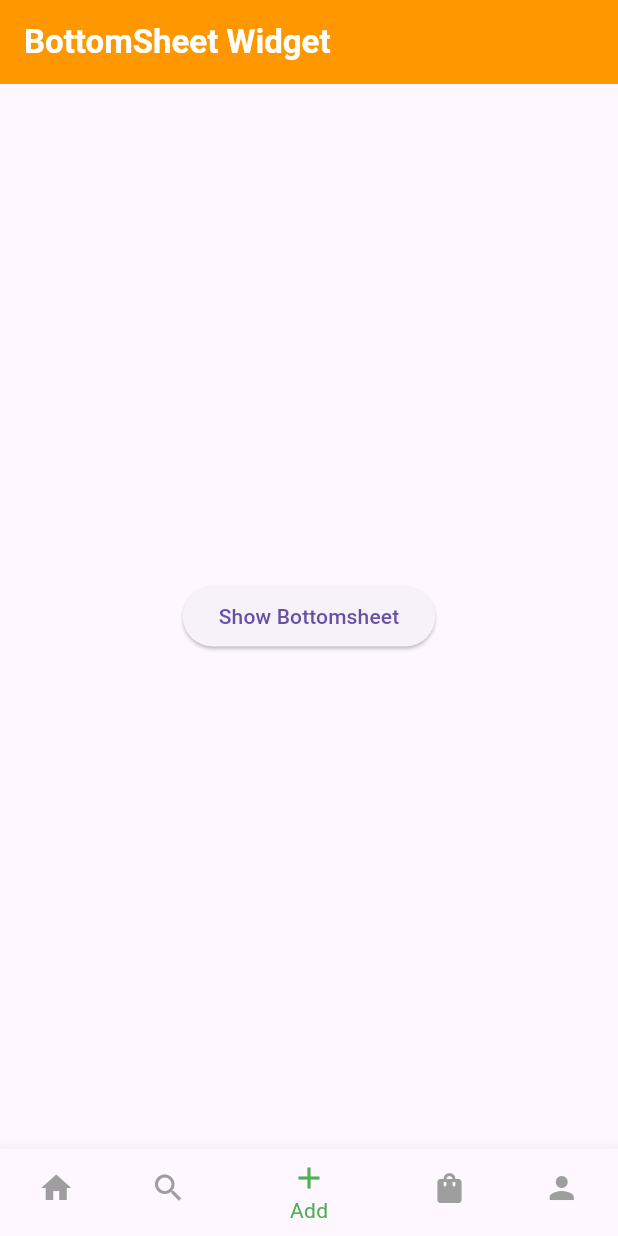
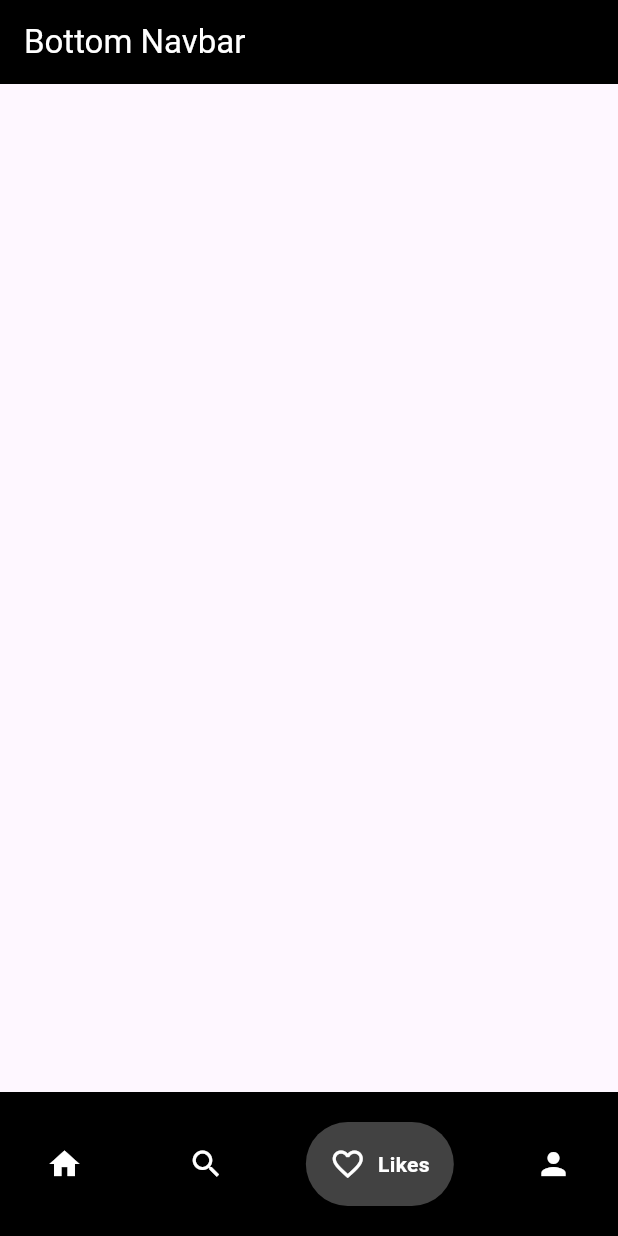
Before and after one commit to bajuddin15/30DaysOfFlutter, a Flutter app: the screen it shows after launch, item 3 of the bottom bar chosen, on a phone screen of 412 x 824 dp. Run offline on Flutter 3.47's test engine with Material 3 defaults, Android fonts, the phone set to English and light mode, and no system bars; drawn by our look-alikes of google_nav_bar.

Commit message:
google navigation bottom

```diff
--- a/lib/main.dart
+++ b/lib/main.dart
@@ -10,6 +10,7 @@ import 'package:flutter_learn/30DaysConcepts/image.dart';
 import 'package:flutter_learn/30DaysConcepts/list_grid.dart';
 import 'package:flutter_learn/30DaysConcepts/rows_cols.dart';
 import 'package:flutter_learn/30DaysConcepts/snackbar.dart';
+import 'package:flutter_learn/ui/BottomNavbar.dart';
 
 void main() {
   runApp(MyApp());
@@ -23,6 +24,6 @@ class MyApp extends StatelessWidget {
     return MaterialApp(
         theme: ThemeData(
             brightness: Brightness.light, primaryColor: Colors.orange),
-        home: BottomNav());
+        home: BottomNavbar());
   }
 }
--- /dev/null
+++ b/lib/ui/BottomNavbar.dart
@@ -0,0 +1,45 @@
+import 'package:flutter/material.dart';
+import 'package:google_nav_bar/google_nav_bar.dart';
+
+class BottomNavbar extends StatelessWidget {
+  const BottomNavbar({super.key});
+
+  @override
+  Widget build(BuildContext context) {
+    return Scaffold(
+      appBar: AppBar(
+        title: const Text(
+          "Bottom Navbar",
+          style: TextStyle(color: Colors.white),
+        ),
+        backgroundColor: Colors.black,
+      ),
+      bottomNavigationBar: Container(
+        color: Colors.black,
+        child: const Padding(
+          padding: EdgeInsets.symmetric(horizontal: 15.0, vertical: 20.0),
+          child: GNav(
+              gap: 8,
+              backgroundColor: Colors.black,
+              color: Colors.white,
+              activeColor: Colors.white,
+              tabBackgroundColor: Color.fromARGB(255, 66, 66, 66),
+              padding: EdgeInsets.all(16),
+              duration: Duration(microseconds: 500),
+              tabs: [
+                GButton(icon: Icons.home, text: "Home"),
+                GButton(
+                  icon: Icons.search,
+                  text: "Search",
+                ),
+                GButton(
+                  icon: Icons.favorite_border,
+                  text: "Likes",
+                ),
+                GButton(icon: Icons.person, text: "Profile"),
+              ]),
+        ),
+      ),
+    );
+  }
+}
--- a/pubspec.yaml
+++ b/pubspec.yaml
@@ -35,6 +35,7 @@ dependencies:
   # Use with the CupertinoIcons class for iOS style icons.
   cupertino_icons: ^1.0.2
   google_fonts: ^6.1.0
+  google_nav_bar: ^5.0.6
 
 dev_dependencies:
   flutter_test:
```
Also changed, not shown: pubspec.lock.
